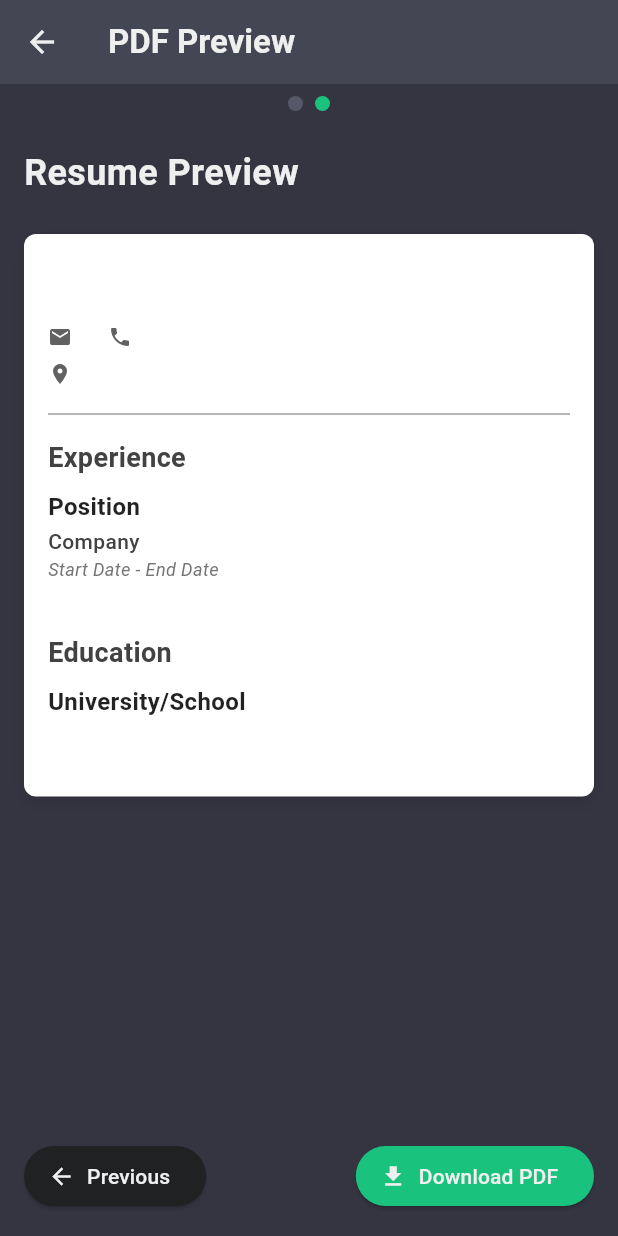
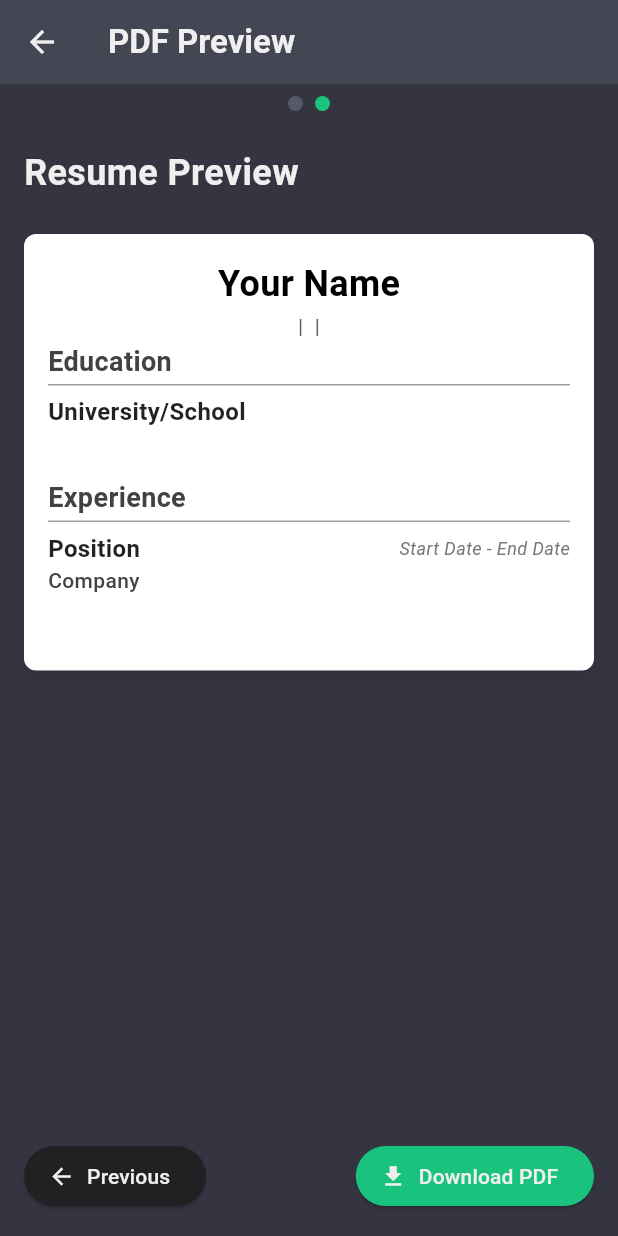
Before and after one commit to dnguyen0091/ResuMaker-Mobile, a Flutter app: the ResumeBuilder screen opened directly, swiped to page 2, on a phone screen of 412 x 824 dp. Run offline on Flutter 3.47's test engine with Material 3 defaults, Android fonts, the phone set to English and light mode, and no system bars; our stand-ins replace file_picker, flutter_svg.

Commit message:
Add files via upload
Edited layout of preview of Header, Personal info section, education,experience, to better fit Jake's resume

```diff
--- a/resumaker_mobile/lib/Pages/resumeBuilder.dart
+++ b/resumaker_mobile/lib/Pages/resumeBuilder.dart
@@ -441,55 +441,56 @@ class _ResumeBuilderState extends State<ResumeBuilder> {
               crossAxisAlignment: CrossAxisAlignment.start,
               children: [
                 // Name
-                Text(
-                  _resumeData['personalInfo']['name'] ?? 'Your Name',
+                Center(
+                  child: Text(
+                    _resumeData['personalInfo']['name']?.isNotEmpty == true ? _resumeData['personalInfo']['name'] : 'Your Name',
                     style: const TextStyle(
                       fontSize: 24,
                       fontWeight: FontWeight.bold,
                       color: Colors.black,
                     ),
                   ),
-                const SizedBox(height: 8),
+                ),
+
 
                 // Contact info
+                const SizedBox(height: 1),
+
                 Row(
+                  mainAxisAlignment: MainAxisAlignment.center,
                   children: [
-                    Icon(Icons.email, size: 16, color: Colors.grey[700]),
-                    const SizedBox(width: 8),
-                    Text(
+                    Flexible(
+                      child: Text(
                         _resumeData['personalInfo']['email'] ?? 'email@example.com',
                         style: TextStyle(color: Colors.grey[700]),
+                        overflow: TextOverflow.ellipsis,
                       ),
-                    const SizedBox(width: 16),
-                    Icon(Icons.phone, size: 16, color: Colors.grey[700]),
-                    const SizedBox(width: 8),
-                    Text(
+                    ),
+                    Text(" | ", style: TextStyle(color: Colors.grey[700])),
+                    Flexible(
+                      child: Text(
                         _resumeData['personalInfo']['phone'] ?? '(123) 456-7890',
                         style: TextStyle(color: Colors.grey[700]),
+                        overflow: TextOverflow.ellipsis,
+                      ),
+                    ),
+                    Text(" | ", style: TextStyle(color: Colors.grey[700])),
+                    Flexible(
+                      child: Text(
+                        _resumeData['personalInfo']['location'] ?? 'City, State',
+                        style: TextStyle(color: Colors.grey[700]),
+                        overflow: TextOverflow.ellipsis,
+                      ),
                     ),
                   ],
                 ),
-                const SizedBox(height: 4),
+                // const SizedBox(height: 2),
 
-                // Location
-                Row(
-                  children: [
-                    Icon(Icons.location_on, size: 16, color: Colors.grey[700]),
-                    const SizedBox(width: 8),
-                    Text(
-                      _resumeData['personalInfo']['location'] ?? 'City, State',
-                      style: TextStyle(color: Colors.grey[700]),
-                    ),
-                  ],
-                ),
-
-                const Divider(height: 32, color: Colors.grey),
+                // Education section
+                ..._buildPreviewEducation(),
 
                 // Experience section
                 ..._buildPreviewExperience(),
-
-                // Education section
-                ..._buildPreviewEducation(),
 
                 // Custom sections
                 ..._buildPreviewCustomSections(),
@@ -519,13 +520,18 @@ class _ResumeBuilderState extends State<ResumeBuilder> {
           color: Colors.grey[800],
         ),
       ),
-      const SizedBox(height: 8),
+      const Divider(height: 5, color: Colors.grey),
+      const SizedBox(height: 4),
 
       ...experiences.map((exp) {
         return Column(
           crossAxisAlignment: CrossAxisAlignment.start,
           children: [
-            Text(
+            Row(
+              mainAxisAlignment: MainAxisAlignment.spaceBetween,
+              children: [
+                Expanded(
+                  child: Text(
                     exp.title.isNotEmpty ? exp.title : 'Position',
                     style: const TextStyle(
                       fontSize: 16,
@@ -533,25 +539,7 @@ class _ResumeBuilderState extends State<ResumeBuilder> {
                       color: Colors.black87,
                     ),
                   ),
-            const SizedBox(height: 2),
-
-            Row(
-              children: [
-                Text(
-                  exp.company.isNotEmpty ? exp.company : 'Company',
-                  style: TextStyle(
-                    fontWeight: FontWeight.w500,
-                    color: Colors.grey[800],
                 ),
-                ),
-                if (exp.location.isNotEmpty)
-                  Text(
-                    ' • ${exp.location}',
-                    style: TextStyle(color: Colors.grey[700]),
-                  ),
-              ],
-            ),
-
                 Text(
                   '${exp.startDate.isNotEmpty ? exp.startDate : 'Start Date'} - ${exp.isCurrentPosition ? 'Present' : (exp.endDate.isNotEmpty ? exp.endDate : 'End Date')}',
                   style: TextStyle(
@@ -559,6 +547,29 @@ class _ResumeBuilderState extends State<ResumeBuilder> {
                     color: Colors.grey[600],
                     fontStyle: FontStyle.italic,
                   ),
+                ),
+              ],
+            ),
+            Row(
+              mainAxisAlignment: MainAxisAlignment.spaceBetween,
+              children: [
+                Expanded(
+                  child: Text(
+                    exp.company.isNotEmpty ? exp.company : 'Company',
+                    style: TextStyle(
+                      fontWeight: FontWeight.w500,
+                      color: Colors.grey[800],
+                    ),
+                  ),
+                ),
+                if (exp.location.isNotEmpty)
+                  Text(
+                    exp.location,
+                    style: TextStyle(
+                      color: Colors.grey[700],
+                    ),
+                  ),
+              ],
             ),
 
             const SizedBox(height: 6),
@@ -613,13 +624,18 @@ class _ResumeBuilderState extends State<ResumeBuilder> {
           color: Colors.grey[800],
         ),
       ),
-      const SizedBox(height: 8),
+      const Divider(height: 5, color: Colors.grey),
+      const SizedBox(height: 4),
 
       ...educations.map((edu) {
         return Column(
           crossAxisAlignment: CrossAxisAlignment.start,
           children: [
-            Text(
+            Row(
+              mainAxisAlignment: MainAxisAlignment.spaceBetween,
+              children: [
+                Expanded(
+                  child: Text(
                     edu.school.isNotEmpty ? edu.school : 'University/School',
                     style: const TextStyle(
                       fontSize: 16,
@@ -627,23 +643,31 @@ class _ResumeBuilderState extends State<ResumeBuilder> {
                       color: Colors.black87,
                     ),
                   ),
+                ),
+                if (edu.location.isNotEmpty)
+                  Text(
+                    edu.location,
+                    style: TextStyle(
+                      color: Colors.grey[700],
+                    ),
+                  ),
+              ],
+            ),
             const SizedBox(height: 2),
 
+            Row(
+              mainAxisAlignment: MainAxisAlignment.spaceBetween,
+              children: [
                 if (edu.degree.isNotEmpty || edu.fieldOfStudy.isNotEmpty)
-              Text(
+                  Expanded(
+                    child: Text(
                       '${edu.degree.isNotEmpty ? edu.degree : ''} ${edu.fieldOfStudy.isNotEmpty ? 'in ' + edu.fieldOfStudy : ''}'.trim(),
                       style: TextStyle(
                         fontWeight: FontWeight.w500,
                         color: Colors.grey[800],
                       ),
                     ),
-
-            if (edu.location.isNotEmpty)
-              Text(
-                edu.location,
-                style: TextStyle(color: Colors.grey[700]),
                   ),
-
                 if (edu.startDate.isNotEmpty || edu.endDate.isNotEmpty)
                   Text(
                     '${edu.startDate.isNotEmpty ? edu.startDate : 'Start Date'} - ${edu.endDate.isNotEmpty ? edu.endDate : 'End Date'}',
@@ -653,8 +677,10 @@ class _ResumeBuilderState extends State<ResumeBuilder> {
                       fontStyle: FontStyle.italic,
                     ),
                   ),
+              ],
+            ),
 
-            const SizedBox(height: 6),
+            const SizedBox(height: 3),
 
             ...edu.bulletPoints.where((point) => point.isNotEmpty).map((point) {
               return Padding(
@@ -705,6 +731,9 @@ class _ResumeBuilderState extends State<ResumeBuilder> {
       }
 
       sectionsWidgets.add(
+        Column(
+          crossAxisAlignment: CrossAxisAlignment.start,
+          children: [
             Text(
               section.title.isNotEmpty ? section.title : 'Custom Section',
               style: TextStyle(
@@ -712,6 +741,13 @@ class _ResumeBuilderState extends State<ResumeBuilder> {
                 fontWeight: FontWeight.bold,
                 color: Colors.grey[800],
               ),
+            ),
+            const Divider(
+              height: 20,
+              thickness: 1,
+              color: Colors.grey,
+            ),
+          ],
         ),
       );
 
```
Lines whose indentation alone changed are shown as unchanged.
